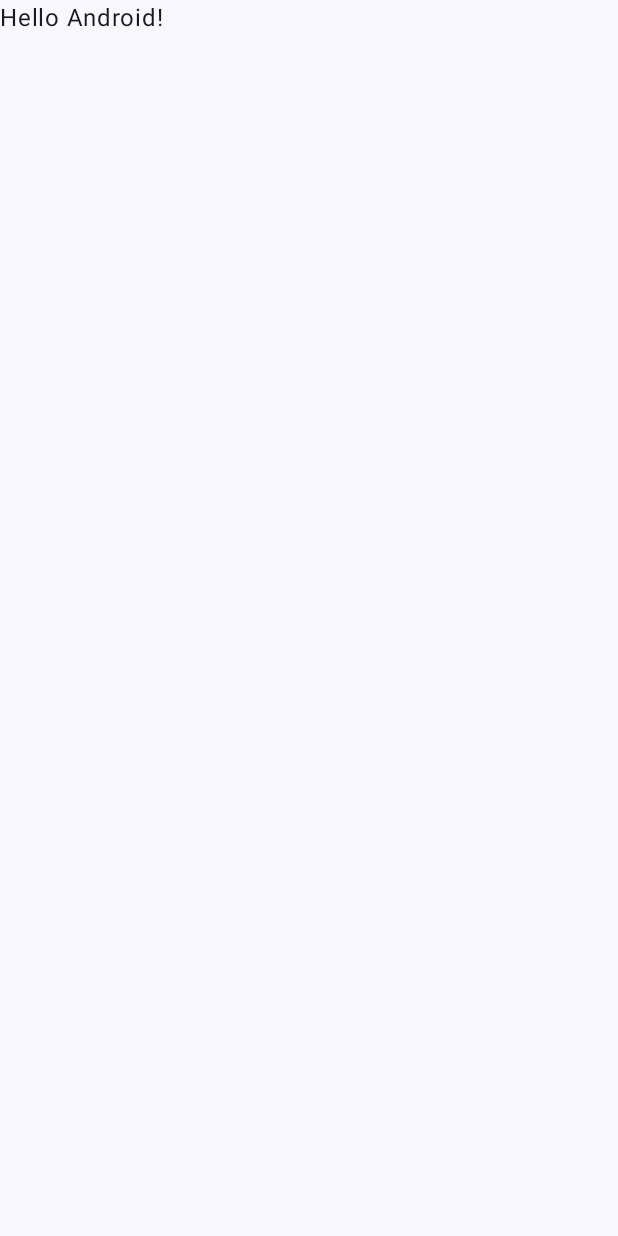
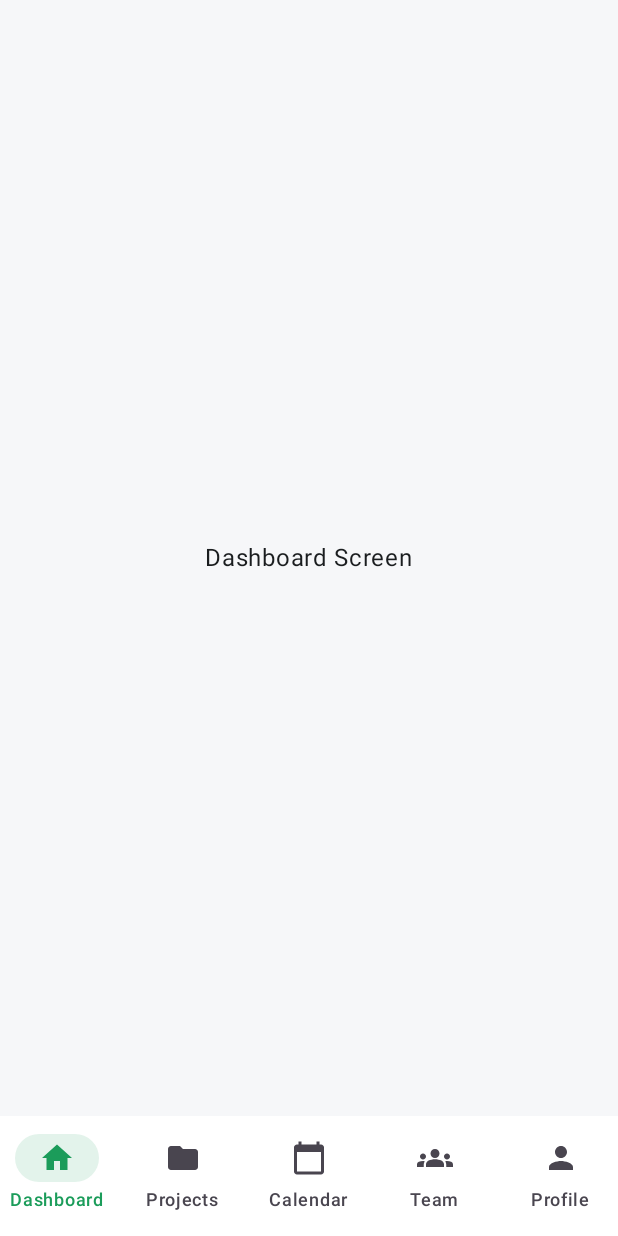
Before and after one commit to 3bs622006-droid/Team-mate, an Android app built with Jetpack Compose: the screen it shows after launch (MainActivity), on a phone screen of 412 x 824 dp. Before the commit the screen is almost empty. Run offline under Robolectric (Android 15) with nearby library versions, the phone set to English and light mode, and no system bars.

Commit message:
Add project structure, theme colors, and bottom navigation

```diff
--- a/app/build.gradle.kts
+++ b/app/build.gradle.kts
@@ -55,4 +55,6 @@ dependencies {
     androidTestImplementation(libs.androidx.compose.ui.test.junit4)
     debugImplementation(libs.androidx.compose.ui.tooling)
     debugImplementation(libs.androidx.compose.ui.test.manifest)
+    implementation("androidx.navigation:navigation-compose:2.8.3")
+    implementation("androidx.compose.material:material-icons-extended:1.7.5")
 }
--- a/app/src/main/java/com/example/teammate/MainActivity.kt
+++ b/app/src/main/java/com/example/teammate/MainActivity.kt
@@ -4,13 +4,7 @@ import android.os.Bundle
 import androidx.activity.ComponentActivity
 import androidx.activity.compose.setContent
 import androidx.activity.enableEdgeToEdge
-import androidx.compose.foundation.layout.fillMaxSize
-import androidx.compose.foundation.layout.padding
-import androidx.compose.material3.Scaffold
-import androidx.compose.material3.Text
-import androidx.compose.runtime.Composable
-import androidx.compose.ui.Modifier
-import androidx.compose.ui.tooling.preview.Preview
+import com.example.teammate.ui.navigation.AppNavigation
 import com.example.teammate.ui.theme.TeamMateTheme
 
 class MainActivity : ComponentActivity() {
@@ -19,29 +13,8 @@ class MainActivity : ComponentActivity() {
         enableEdgeToEdge()
         setContent {
             TeamMateTheme {
-                Scaffold(modifier = Modifier.fillMaxSize()) { innerPadding ->
-                    Greeting(
-                        name = "Android",
-                        modifier = Modifier.padding(innerPadding)
-                    )
-                }
+                AppNavigation()
             }
         }
     }
 }
-
-@Composable
-fun Greeting(name: String, modifier: Modifier = Modifier) {
-    Text(
-        text = "Hello $name!",
-        modifier = modifier
-    )
-}
-
-@Preview(showBackground = true)
-@Composable
-fun GreetingPreview() {
-    TeamMateTheme {
-        Greeting("Android")
-    }
-}
--- /dev/null
+++ b/app/src/main/java/com/example/teammate/ui/components/PlaceholderScreens.kt
@@ -0,0 +1,15 @@
+package com.example.teammate.ui.components
+
+import androidx.compose.foundation.layout.Box
+import androidx.compose.foundation.layout.fillMaxSize
+import androidx.compose.material3.Text
+import androidx.compose.runtime.Composable
+import androidx.compose.ui.Alignment
+import androidx.compose.ui.Modifier
+
+@Composable
+fun PlaceholderScreen(title: String) {
+    Box(modifier = Modifier.fillMaxSize(), contentAlignment = Alignment.Center) {
+        Text(text = "$title Screen")
+    }
+}
--- /dev/null
+++ b/app/src/main/java/com/example/teammate/ui/navigation/AppNavigation.kt
@@ -0,0 +1,68 @@
+package com.example.teammate.ui.navigation
+
+import androidx.compose.foundation.layout.padding
+import androidx.compose.material.icons.Icons
+import androidx.compose.material.icons.filled.*
+import androidx.compose.material3.*
+import androidx.compose.runtime.Composable
+import androidx.compose.runtime.getValue
+import androidx.compose.ui.Modifier
+import androidx.compose.ui.graphics.Color
+import androidx.compose.ui.graphics.vector.ImageVector
+import androidx.navigation.compose.*
+import com.example.teammate.ui.components.PlaceholderScreen
+import com.example.teammate.ui.theme.PrimaryGreen
+
+sealed class Screen(val route: String, val title: String, val icon: ImageVector) {
+    object Dashboard : Screen("dashboard", "Dashboard", Icons.Default.Home)
+    object Projects : Screen("projects", "Projects", Icons.Default.Folder)
+    object Calendar : Screen("calendar", "Calendar", Icons.Default.CalendarToday)
+    object Team : Screen("team", "Team", Icons.Default.Groups)
+    object Profile : Screen("profile", "Profile", Icons.Default.Person)
+}
+
+@Composable
+fun AppNavigation() {
+    val navController = rememberNavController()
+    val items = listOf(Screen.Dashboard, Screen.Projects, Screen.Calendar, Screen.Team, Screen.Profile)
+    val navBackStackEntry by navController.currentBackStackEntryAsState()
+    val currentRoute = navBackStackEntry?.destination?.route
+
+    Scaffold(
+        bottomBar = {
+            NavigationBar(containerColor = Color.White) {
+                items.forEach { screen ->
+                    NavigationBarItem(
+                        icon = { Icon(screen.icon, contentDescription = screen.title) },
+                        label = { Text(screen.title) },
+                        selected = currentRoute == screen.route,
+                        colors = NavigationBarItemDefaults.colors(
+                            selectedIconColor = PrimaryGreen,
+                            selectedTextColor = PrimaryGreen,
+                            indicatorColor = PrimaryGreen.copy(alpha = 0.12f)
+                        ),
+                        onClick = {
+                            navController.navigate(screen.route) {
+                                popUpTo(navController.graph.startDestinationId) { saveState = true }
+                                launchSingleTop = true
+                                restoreState = true
+                            }
+                        }
+                    )
+                }
+            }
+        }
+    ) { innerPadding ->
+        NavHost(
+            navController = navController,
+            startDestination = Screen.Dashboard.route,
+            modifier = Modifier.padding(innerPadding)
+        ) {
+            composable(Screen.Dashboard.route) { PlaceholderScreen("Dashboard") }
+            composable(Screen.Projects.route) { PlaceholderScreen("Projects") }
+            composable(Screen.Calendar.route) { PlaceholderScreen("Calendar") }
+            composable(Screen.Team.route) { PlaceholderScreen("Team") }
+            composable(Screen.Profile.route) { PlaceholderScreen("Profile") }
+        }
+    }
+}
--- a/app/src/main/java/com/example/teammate/ui/theme/Color.kt
+++ b/app/src/main/java/com/example/teammate/ui/theme/Color.kt
@@ -2,10 +2,10 @@ package com.example.teammate.ui.theme
 
 import androidx.compose.ui.graphics.Color
 
-val Purple80 = Color(0xFFD0BCFF)
-val PurpleGrey80 = Color(0xFFCCC2DC)
-val Pink80 = Color(0xFFEFB8C8)
-
-val Purple40 = Color(0xFF6650a4)
-val PurpleGrey40 = Color(0xFF625b71)
-val Pink40 = Color(0xFF7D5260)
+val PrimaryGreen = Color(0xFF1B9C5A)
+val DarkGreen = Color(0xFF127A44)
+val LightGreenBg = Color(0xFFE8F7EF)
+val BackgroundGray = Color(0xFFF6F7F9)
+val CardWhite = Color(0xFFFFFFFF)
+val TextPrimary = Color(0xFF1A1D1F)
+val TextSecondary = Color(0xFF6F767E)
--- a/app/src/main/java/com/example/teammate/ui/theme/Theme.kt
+++ b/app/src/main/java/com/example/teammate/ui/theme/Theme.kt
@@ -1,57 +1,25 @@
 package com.example.teammate.ui.theme
 
-import android.app.Activity
-import android.os.Build
-import androidx.compose.foundation.isSystemInDarkTheme
 import androidx.compose.material3.MaterialTheme
-import androidx.compose.material3.darkColorScheme
-import androidx.compose.material3.dynamicDarkColorScheme
-import androidx.compose.material3.dynamicLightColorScheme
 import androidx.compose.material3.lightColorScheme
 import androidx.compose.runtime.Composable
-import androidx.compose.ui.platform.LocalContext
-
-private val DarkColorScheme = darkColorScheme(
-    primary = Purple80,
-    secondary = PurpleGrey80,
-    tertiary = Pink80
-)
 
 private val LightColorScheme = lightColorScheme(
-    primary = Purple40,
-    secondary = PurpleGrey40,
-    tertiary = Pink40
-
-    /* Other default colors to override
-    background = Color(0xFFFFFBFE),
-    surface = Color(0xFFFFFBFE),
-    onPrimary = Color.White,
-    onSecondary = Color.White,
-    onTertiary = Color.White,
-    onBackground = Color(0xFF1C1B1F),
-    onSurface = Color(0xFF1C1B1F),
-    */
+    primary = PrimaryGreen,
+    secondary = DarkGreen,
+    background = BackgroundGray,
+    surface = CardWhite,
+    onPrimary = CardWhite,
+    onBackground = TextPrimary,
+    onSurface = TextPrimary
 )
 
 @Composable
 fun TeamMateTheme(
-    darkTheme: Boolean = isSystemInDarkTheme(),
-    // Dynamic color is available on Android 12+
-    dynamicColor: Boolean = true,
     content: @Composable () -> Unit
 ) {
-    val colorScheme = when {
-        dynamicColor && Build.VERSION.SDK_INT >= Build.VERSION_CODES.S -> {
-            val context = LocalContext.current
-            if (darkTheme) dynamicDarkColorScheme(context) else dynamicLightColorScheme(context)
-        }
-
-        darkTheme -> DarkColorScheme
-        else -> LightColorScheme
-    }
-
     MaterialTheme(
-        colorScheme = colorScheme,
+        colorScheme = LightColorScheme,
         typography = Typography,
         content = content
     )
--- a/gradle/libs.versions.toml
+++ b/gradle/libs.versions.toml
@@ -1,11 +1,11 @@
 [versions]
 agp = "9.0.1"
-coreKtx = "1.19.1"
+coreKtx = "1.15.0"
 junit = "4.13.2"
 junitVersion = "1.3.0"
 espressoCore = "3.7.0"
-lifecycleRuntimeKtx = "2.11.0"
-activityCompose = "1.13.0"
+lifecycleRuntimeKtx = "2.8.7"
+activityCompose = "1.9.3"
 kotlin = "2.0.21"
 composeBom = "2024.09.00"
 
```
